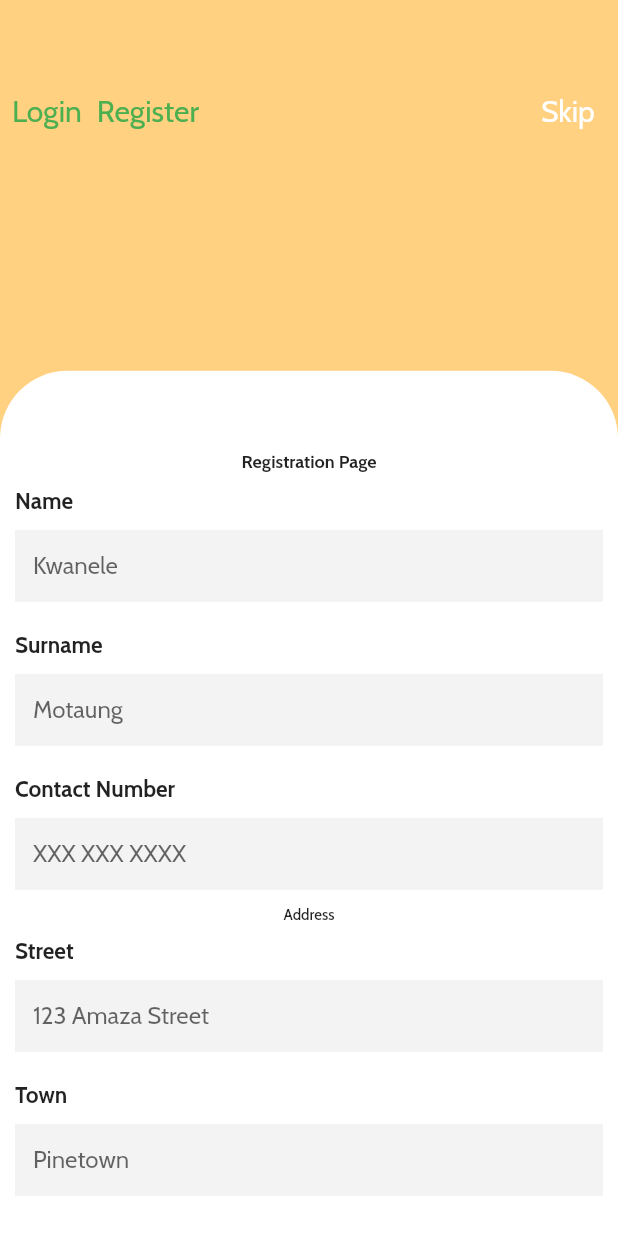
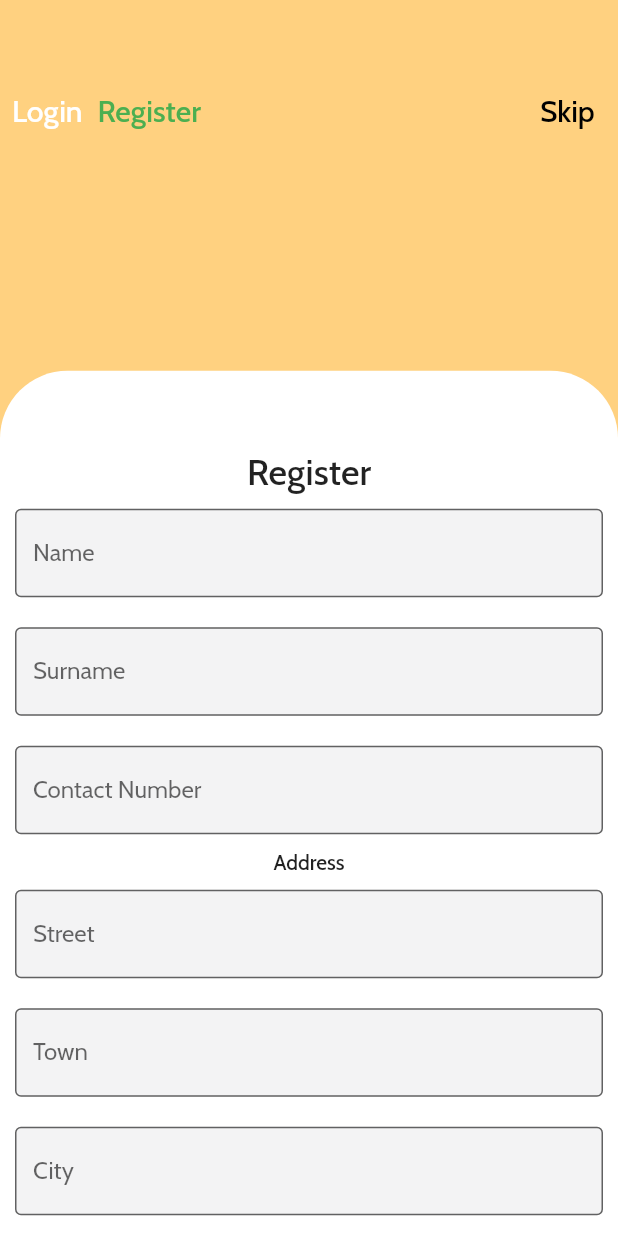
Before and after one commit to mabu-dev/qaphela, a Flutter app: the screen it shows after launch, after a tap on "Skip", after a tap on "Register", on a phone screen of 412 x 824 dp. Run offline on Flutter 3.47's test engine with Material 2 defaults, Android fonts, the phone set to English and light mode, and no system bars; our stand-ins replace google_maps_flutter, localstorage, location; network calls fail.

Commit message:
- fix login inputs

```diff
--- a/qaphelaMobile/lib/views/case-check.dart
+++ b/qaphelaMobile/lib/views/case-check.dart
@@ -17,7 +17,7 @@ Future<List<Perpetrators>> doStuff() async {
   Map<String, String> _setHeaders() => <String, String>{
         'Accept': 'application/json',
       };
-  http.Response res = await http.get('http://192.168.8.106:8000/api/abusers/',
+  http.Response res = await http.get('http://192.168.8.100:8000/api/abusers/',
       headers: _setHeaders());
 
   if (res.body != null) {
--- a/qaphelaMobile/lib/views/login.dart
+++ b/qaphelaMobile/lib/views/login.dart
@@ -8,6 +8,8 @@ class Login extends StatefulWidget {
 }
 
 class _LoginState extends State<Login> {
+  double currentPage;
+
   Map<String, String> address = {
     "street": "",
     "town": "",
@@ -43,13 +45,13 @@ class _LoginState extends State<Login> {
       child: Column(
         crossAxisAlignment: CrossAxisAlignment.start,
         children: <Widget>[
-          Text(
-            title,
-            style: TextStyle(fontWeight: FontWeight.bold, fontSize: 15),
-          ),
-          SizedBox(
-            height: 10,
-          ),
+          // Text(
+          //   title,
+          //   style: TextStyle(fontWeight: FontWeight.bold, fontSize: 15),
+          // ),
+          // SizedBox(
+          //   height: 10,
+          // ),
           TextField(
               onChanged: (value) => {
                     setState(() {
@@ -59,8 +61,10 @@ class _LoginState extends State<Login> {
                   },
               obscureText: isPassword,
               decoration: InputDecoration(
+                labelText: title,
+            border: OutlineInputBorder(),
                   hintText: hint,
-                  border: InputBorder.none,
+                  // border: InputBorder.none,
                   fillColor: Color(0xfff3f3f4),
                   filled: true))
         ],
@@ -77,41 +81,58 @@ class _LoginState extends State<Login> {
             height: MediaQuery.of(context).size.height,
             padding: const EdgeInsets.fromLTRB(0.0, 36.0, 0.0, 0),
             child:
-                Column(
-                  mainAxisAlignment: MainAxisAlignment.center,
-                  children: <Widget>[
-                    Padding(padding: EdgeInsets.only(bottom:24)),
+                Column(mainAxisAlignment: MainAxisAlignment.center, children: <
+                    Widget>[
+              Padding(padding: EdgeInsets.only(bottom: 24)),
               Row(children: <Widget>[
                 GestureDetector(
-                        onTap: () => _pageViewController.animateToPage(
+                  onTap: () => {
+                    setState(() {
+                      currentPage = _pageViewController.page;
+                    }),
+                    print(
+                        'Login _pageViewController.page: ${_pageViewController.page}'),
+                    print('Login currentPage: $currentPage'),
+                    _pageViewController.animateToPage(
                       0,
                       duration: Duration(milliseconds: 500),
                       curve: Curves.easeIn,
                     ),
+                  },
                   child: Container(
                     padding: EdgeInsets.fromLTRB(8.0, 2.0, 2.0, 8.0),
                     child: Text(
                       "Login",
                       style: TextStyle(
+                        fontWeight: FontWeight.w500,
                         fontSize: 20,
-                              color: Colors.green,
+                        color: currentPage == 0.0 ? Colors.white : Colors.green,
                       ),
                     ),
                   ),
                 ),
                 GestureDetector(
-                        onTap: () => _pageViewController.animateToPage(
+                  onTap: () => {
+                    setState(() {
+                      currentPage = _pageViewController.page;
+                    }),
+                    print(
+                        'Register _pageViewController.page: ${_pageViewController.page}'),
+                    print('Register currentPage: $currentPage'),
+                    _pageViewController.animateToPage(
                       1,
                       duration: Duration(milliseconds: 500),
                       curve: Curves.easeIn,
                     ),
+                  },
                   child: Container(
                     padding: EdgeInsets.fromLTRB(8.0, 2.0, 2.0, 8.0),
                     child: Text(
                       "Register",
                       style: TextStyle(
+                        fontWeight: FontWeight.w500,
                         fontSize: 20,
-                              color: Colors.green,
+                        color: currentPage == 1.0 ? Colors.white : Colors.green,
                       ),
                     ),
                   ),
@@ -128,8 +149,9 @@ class _LoginState extends State<Login> {
                       child: Text(
                         "Skip   ",
                         style: TextStyle(
+                          fontWeight: FontWeight.w500,
                           fontSize: 20,
-                                color: Colors.white,
+                          color: Colors.black,
                         ),
                       ),
                     ),
@@ -157,10 +179,10 @@ class _LoginState extends State<Login> {
                                 mainAxisAlignment: MainAxisAlignment.center,
                                 children: <Widget>[
                                   Text(
-                                          "Login Page",
+                                    "Login",
                                     style: TextStyle(
-                                              fontWeight: FontWeight.w800,
-                                              fontSize: 12.0),
+                                        fontWeight: FontWeight.w500,
+                                        fontSize: 24.0),
                                   ),
                                   _entryField('Name', 'name', 'Kwanele'),
                                   _entryField('Surname', 'surname', 'Motaung',
@@ -200,10 +222,10 @@ class _LoginState extends State<Login> {
                                           MainAxisAlignment.center,
                                       children: <Widget>[
                                         Text(
-                                                "Registration Page",
+                                          "Register",
                                           style: TextStyle(
-                                                    fontWeight: FontWeight.w800,
-                                                    fontSize: 12.0),
+                                              fontWeight: FontWeight.w500,
+                                              fontSize: 24.0),
                                         ),
                                         //  email, password, name, surname, phoneNumber, address{ street, town, city, postalCode, note }
                                         _entryField('Name', 'name', 'Kwanele'),
@@ -216,7 +238,7 @@ class _LoginState extends State<Login> {
                                           "Address",
                                           style: TextStyle(
                                               fontWeight: FontWeight.w500,
-                                                    fontSize: 10.0),
+                                              fontSize: 14.0),
                                         ),
                                         _entryField('Street', 'address.street',
                                             '123 Amaza Street'),
@@ -253,7 +275,7 @@ class _LoginState extends State<Login> {
                                               "Register",
                                               style: TextStyle(
                                                   fontWeight: FontWeight.w500,
-                                                        fontSize: 12.0),
+                                                  fontSize: 16.0),
                                             ),
                                           ),
                                         )
```
Lines whose indentation alone changed are shown as unchanged.
